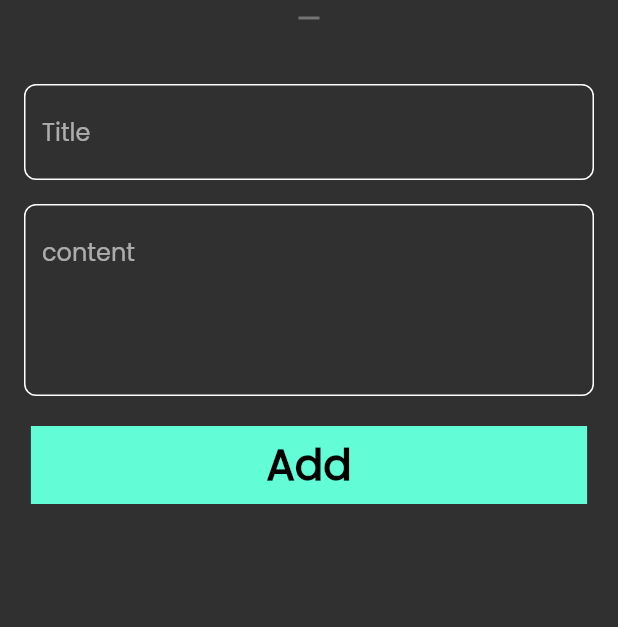
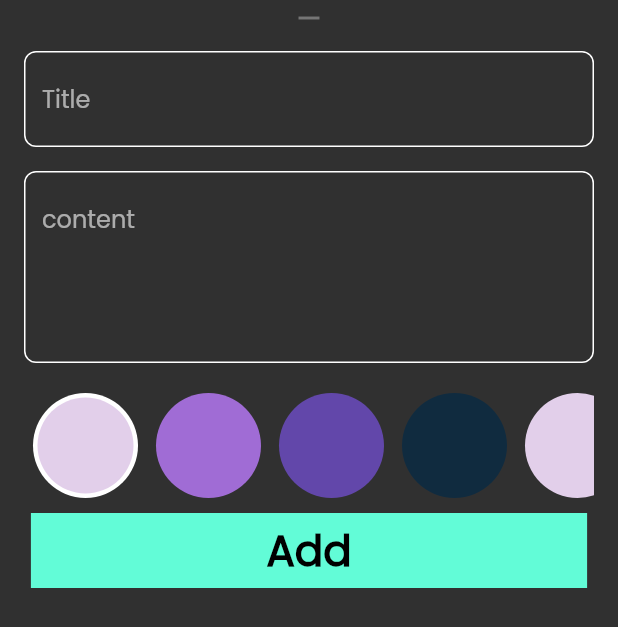
Before and after one commit to ZiadElsaadany/notes_app, a Flutter app: the AddNoteForm widget shown alone on an empty page, opened directly, on a phone screen of 412 x 824 dp. Shown: the top 627 px of the screen. Run offline on Flutter 3.47's test engine with Material 2 defaults, Android fonts, the phone set to English and light mode, and no system bars; our stand-ins replace font_awesome_flutter, hive, hive_flutter; accounts and stored records are empty; generated files the repository leaves out were written again.

Commit message:
colors list view done

```diff
--- a/lib/view/widgets/add_note_form.dart
+++ b/lib/view/widgets/add_note_form.dart
@@ -1,12 +1,12 @@
 
 import 'package:flutter/material.dart';
 import 'package:intl/intl.dart';
-import 'package:modal_progress_hud_nsn/modal_progress_hud_nsn.dart';
 import 'package:notes_app/controller/add_note_provider.dart';
 import 'package:notes_app/controller/read_notes_provider.dart';
 import 'package:notes_app/models/note_model.dart';
 import 'package:provider/provider.dart';
 
+import 'colors_list_view.dart';
 import 'custom_button.dart';
 import 'custom_text_field.dart';
 
@@ -45,7 +45,7 @@ class _AddNoteFormState extends State<AddNoteForm> {
                     color: Colors.grey[600],
                   ),
                   const SizedBox(
-                    height: 32,
+                    height: 10,
                   ),
                   CustomTextField(
                       onChanged: (value ) {
@@ -67,6 +67,11 @@ class _AddNoteFormState extends State<AddNoteForm> {
                   const SizedBox(
                     height: 20,
                   ),
+                  const SizedBox(
+                    height: 35 * 2,
+                    child:ColorsListView()
+                  ),
+                 const  SizedBox(height: 10,),
                   CustomButton(
                     isLoading: provider.addLoading,
                     onTap: (){
@@ -89,6 +94,7 @@ class _AddNoteFormState extends State<AddNoteForm> {
                       }
                     },
                   ),
+                  const SizedBox(height: 10,),
                 ],
               ),
             ),
--- /dev/null
+++ b/lib/view/widgets/colors_list_view.dart
@@ -0,0 +1,65 @@
+
+import 'package:flutter/material.dart';
+
+class ColorItem extends StatelessWidget {
+  const ColorItem({Key? key, required this.isActive, required this.color}) : super(key: key);
+final bool isActive;
+final Color color  ;
+  @override
+  Widget build(BuildContext context) {
+    return Padding(
+      padding: const EdgeInsets.symmetric(horizontal:6.0),
+      child: isActive?  CircleAvatar(
+        backgroundColor: Colors.white,
+        radius: 35,
+        child: CircleAvatar(
+          radius: 32,
+          backgroundColor: color,
+
+        ),
+      ) : CircleAvatar(
+        radius: 35,
+        backgroundColor: color,
+      ),
+    ) ;
+  }
+}
+class ColorsListView extends StatefulWidget {
+  const ColorsListView({Key? key}) : super(key: key);
+
+
+  @override
+  State<ColorsListView> createState() => _ColorsListViewState();
+}
+
+class _ColorsListViewState extends State<ColorsListView> {
+  // website --> color palette generator
+  // to check colors
+  List<Color> colors =const [
+    Color(0xffE2CFEA),
+    Color(0xffA06CD5),
+    Color(0xff6247AA),
+    Color(0xff102B3F),
+    Color(0xffE2CFEA),
+    Color(0xffA06CD5),
+    Color(0xff6247AA),
+  ] ;
+  int currentIndex = 0;
+  @override
+  Widget build(BuildContext context) {
+    return  ListView.builder(
+      scrollDirection: Axis.horizontal,
+      itemBuilder: (ctx,index)=>  GestureDetector(
+          onTap: ( ) {
+          currentIndex =index ;
+          setState(() {});
+          },
+          child: ColorItem(isActive: currentIndex==index?true:false ,
+
+          color: colors[index],
+          )),
+      itemCount: colors.length ,
+
+    );
+  }
+}
--- a/lib/view/widgets/custom_button.dart
+++ b/lib/view/widgets/custom_button.dart
@@ -10,7 +10,7 @@ final bool isLoading;
     return GestureDetector(
       onTap:onTap ,
       child: Container(
-        padding: const EdgeInsets.all(5),
+        padding: const EdgeInsets.all(4),
         alignment: Alignment.center,
       width: MediaQuery.of(context).size.width*0.9,
           decoration: const BoxDecoration(
```
